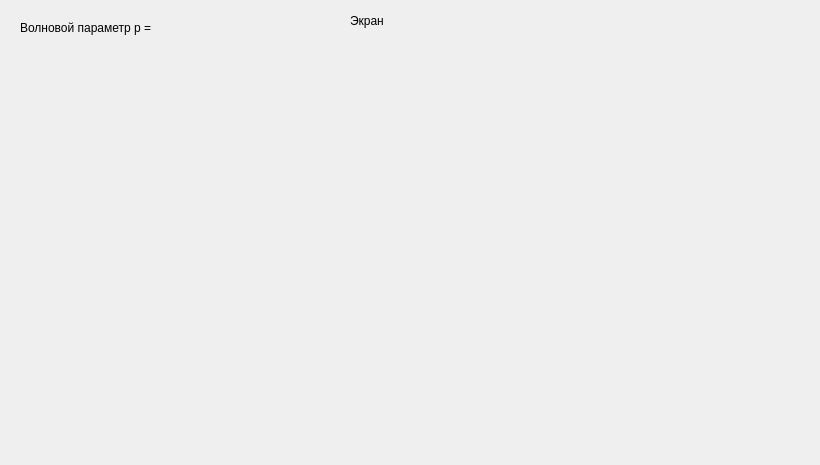
Old version of the form graphics/demo_window.ui in the repository savilova/diffraction.
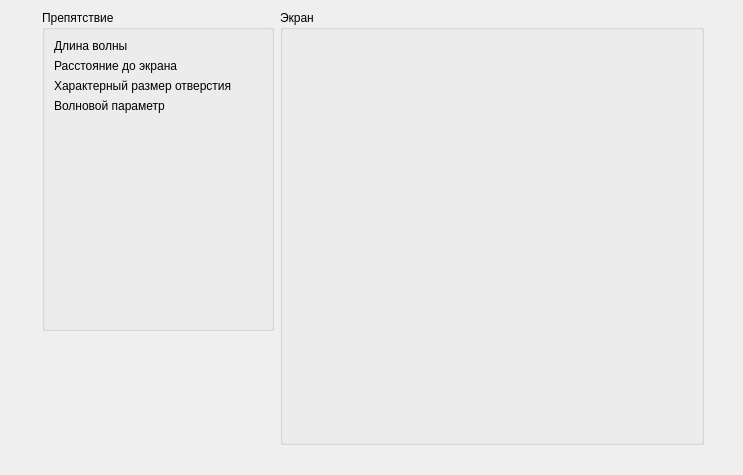
New version of the form.

Commit message: fancy demo window

Diff of the .ui file:
```diff
--- a/graphics/demo_window.ui
+++ b/graphics/demo_window.ui
@@ -6,94 +6,128 @@
    <rect>
     <x>0</x>
     <y>0</y>
-    <width>820</width>
-    <height>465</height>
+    <width>743</width>
+    <height>475</height>
    </rect>
   </property>
   <property name="windowTitle">
    <string>Dialog</string>
   </property>
-  <widget class="QLabel" name="param_p">
-   <property name="geometry">
-    <rect>
-     <x>20</x>
-     <y>20</y>
-     <width>141</width>
-     <height>16</height>
-    </rect>
-   </property>
-   <property name="text">
-    <string>Волновой параметр p = </string>
-   </property>
-  </widget>
-  <widget class="QLabel" name="o_preview">
-   <property name="geometry">
-    <rect>
-     <x>70</x>
-     <y>80</y>
-     <width>100</width>
-     <height>100</height>
-    </rect>
-   </property>
-   <property name="sizePolicy">
-    <sizepolicy hsizetype="Fixed" vsizetype="Fixed">
-     <horstretch>0</horstretch>
-     <verstretch>0</verstretch>
-    </sizepolicy>
-   </property>
-   <property name="text">
-    <string/>
-   </property>
-  </widget>
-  <widget class="QLabel" name="pic_2d">
-   <property name="geometry">
-    <rect>
-     <x>360</x>
-     <y>40</y>
-     <width>400</width>
-     <height>400</height>
-    </rect>
-   </property>
-   <property name="sizePolicy">
-    <sizepolicy hsizetype="Fixed" vsizetype="Fixed">
-     <horstretch>0</horstretch>
-     <verstretch>0</verstretch>
-    </sizepolicy>
-   </property>
-   <property name="text">
-    <string/>
-   </property>
-  </widget>
   <widget class="QWidget" name="">
    <property name="geometry">
     <rect>
-     <x>350</x>
+     <x>42</x>
      <y>10</y>
-     <width>431</width>
-     <height>22</height>
+     <width>662</width>
+     <height>435</height>
     </rect>
    </property>
    <layout class="QHBoxLayout" name="horizontalLayout">
     <item>
-     <widget class="QLabel" name="label">
-      <property name="text">
+     <layout class="QVBoxLayout" name="verticalLayout_2">
+      <item>
+       <widget class="QGroupBox" name="groupBox_2">
+        <property name="title">
+         <string>Препятствие</string>
+        </property>
+        <layout class="QFormLayout" name="formLayout_2">
+         <item row="1" column="0">
+          <widget class="QLabel" name="o_preview">
+           <property name="sizePolicy">
+            <sizepolicy hsizetype="Fixed" vsizetype="Fixed">
+             <horstretch>0</horstretch>
+             <verstretch>0</verstretch>
+            </sizepolicy>
+           </property>
+           <property name="minimumSize">
+            <size>
+             <width>200</width>
+             <height>200</height>
+            </size>
+           </property>
+           <property name="text">
+            <string/>
+           </property>
+          </widget>
+         </item>
+         <item row="0" column="0">
+          <layout class="QVBoxLayout" name="verticalLayout">
+           <item>
+            <widget class="QLabel" name="param_l">
+             <property name="text">
+              <string>Длина волны</string>
+             </property>
+            </widget>
+           </item>
+           <item>
+            <widget class="QLabel" name="param_z">
+             <property name="text">
+              <string>Расстояние до экрана</string>
+             </property>
+            </widget>
+           </item>
+           <item>
+            <widget class="QLabel" name="param_b">
+             <property name="text">
+              <string>Характерный размер отверстия</string>
+             </property>
+            </widget>
+           </item>
+           <item>
+            <widget class="QLabel" name="param_p">
+             <property name="text">
+              <string>Волновой параметр</string>
+             </property>
+            </widget>
+           </item>
+          </layout>
+         </item>
+        </layout>
+       </widget>
+      </item>
+      <item>
+       <spacer name="verticalSpacer">
+        <property name="orientation">
+         <enum>Qt::Vertical</enum>
+        </property>
+        <property name="sizeHint" stdset="0">
+         <size>
+          <width>20</width>
+          <height>40</height>
+         </size>
+        </property>
+       </spacer>
+      </item>
+     </layout>
+    </item>
+    <item>
+     <widget class="QGroupBox" name="groupBox">
+      <property name="title">
        <string>Экран</string>
       </property>
+      <layout class="QFormLayout" name="formLayout">
+       <item row="0" column="0">
+        <widget class="QLabel" name="pic_2d">
+         <property name="sizePolicy">
+          <sizepolicy hsizetype="Fixed" vsizetype="Fixed">
+           <horstretch>0</horstretch>
+           <verstretch>0</verstretch>
+          </sizepolicy>
+         </property>
+         <property name="minimumSize">
+          <size>
+           <width>400</width>
+           <height>400</height>
+          </size>
+         </property>
+         <property name="text">
+          <string/>
+         </property>
+        </widget>
+       </item>
+      </layout>
      </widget>
     </item>
-    <item>
-     <spacer name="horizontalSpacer">
-      <property name="orientation">
-       <enum>Qt::Horizontal</enum>
-      </property>
-      <property name="sizeHint" stdset="0">
-       <size>
-        <width>40</width>
-        <height>20</height>
-       </size>
-      </property>
-     </spacer>
-    </item>
    </layout>
   </widget>
   <zorder>param_p</zorder>
```
Left out of the diff: 11 changed lines with no effect on the pictures. The commit also changes 2 other files.
